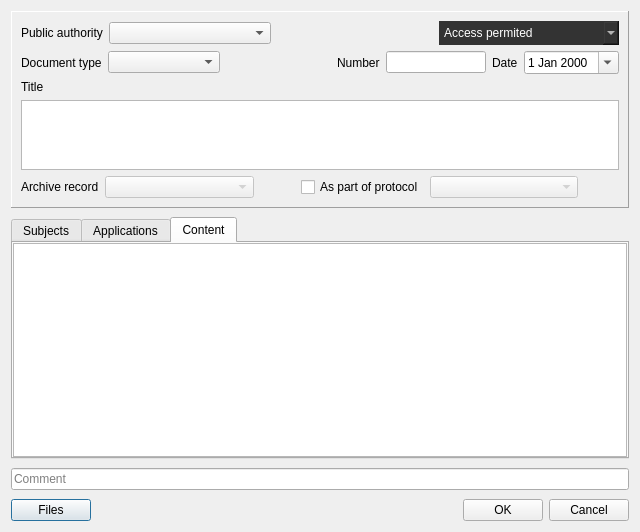
Qt form dialogs/decisionbasedialog.ui (caxapyk/pa-decision) before a commit.
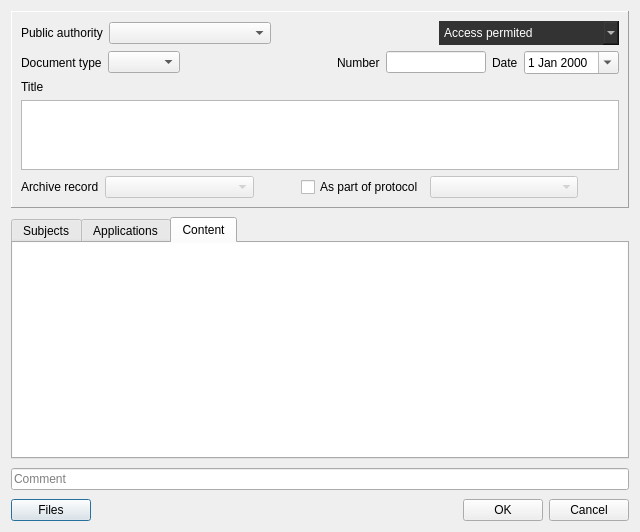
The same form after that commit. The open tabs and pages were chosen to show the change. Icons and pictures are not drawn.

What changed in the file:
```diff
--- a/dialogs/decisionbasedialog.ui
+++ b/dialogs/decisionbasedialog.ui
@@ -109,6 +109,11 @@
          </widget>
         </item>
         <item>
+         <layout class="QHBoxLayout" name="horizontalLayout_2">
+          <property name="spacing">
+           <number>0</number>
+          </property>
+          <item>
          <widget class="QComboBox" name="cB_doctype">
           <property name="sizePolicy">
            <sizepolicy hsizetype="Expanding" vsizetype="Fixed">
@@ -119,6 +124,22 @@
          </widget>
         </item>
         <item>
+           <widget class="QPushButton" name="pB_doctype">
+            <property name="text">
+             <string/>
+            </property>
+            <property name="icon">
+             <iconset resource="../resources.qrc">
+              <normaloff>:/icons/icons/open-16.png</normaloff>:/icons/icons/open-16.png</iconset>
+            </property>
+            <property name="flat">
+             <bool>true</bool>
+            </property>
+           </widget>
+          </item>
+         </layout>
+        </item>
+        <item>
          <spacer name="horizontalSpacer_2">
           <property name="orientation">
            <enum>Qt::Horizontal</enum>
@@ -262,7 +283,7 @@
          </layout>
         </item>
         <item>
-         <widget class="QCheckBox" name="cB_protocol">
+         <widget class="QCheckBox" name="cB_related">
           <property name="text">
            <string>As part of protocol</string>
           </property>
@@ -274,7 +295,7 @@
            <number>1</number>
           </property>
           <item>
-           <widget class="QComboBox" name="cB_related">
+           <widget class="QComboBox" name="cB_protocol">
             <property name="enabled">
              <bool>false</bool>
             </property>
@@ -386,7 +407,7 @@
        <item>
         <widget class="QTextEdit" name="textEdit">
          <property name="frameShape">
-          <enum>QFrame::StyledPanel</enum>
+          <enum>QFrame::NoFrame</enum>
          </property>
         </widget>
        </item>
```
Lines whose indentation alone changed are shown as unchanged.
